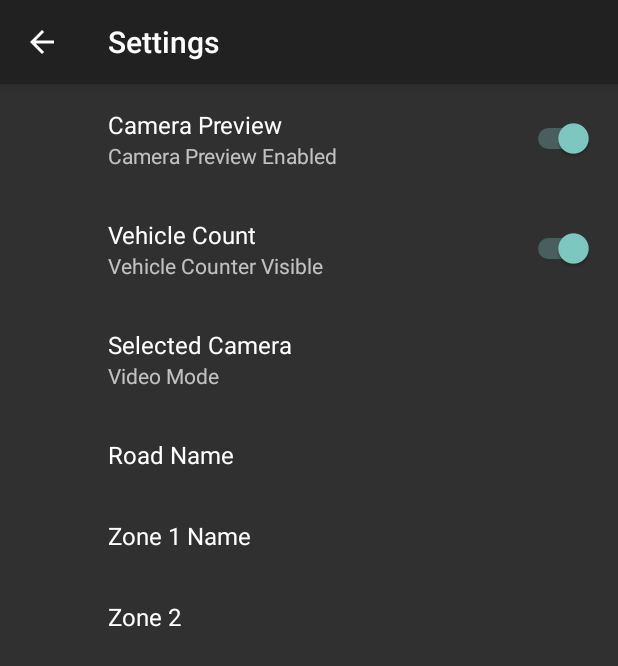
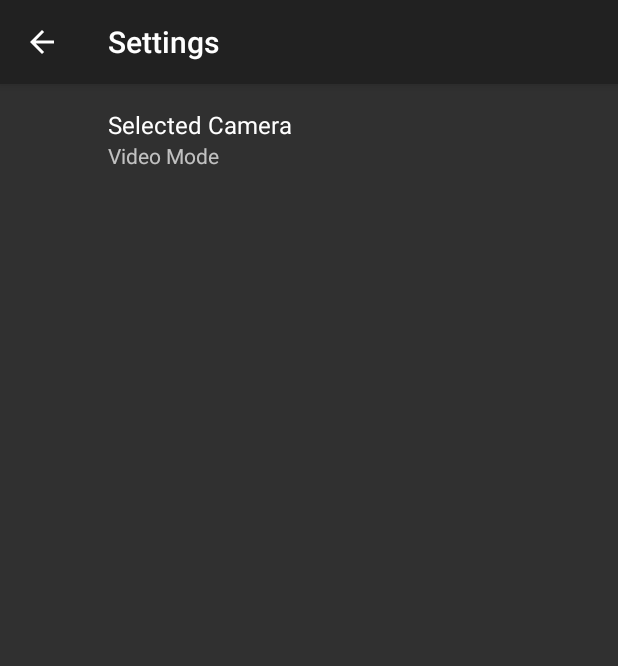
Before and after one commit to KhazanahAmericasInnovationLab/Traffic-Tracker, an Android app: the SettingsFragment screen opened directly, with no data from a screen before it, on a phone screen of 412 x 824 dp. Shown: the top 666 px of the screen. Run offline under Robolectric (Android 15) with nearby library versions, the phone set to English and light mode, and no system bars; our stand-ins replace androidx.preference.

Commit message:
Minor fixes

```diff
--- a/app/src/main/java/com/example/wmmc88/traffictracker/VideoSurfaceView.java
+++ b/app/src/main/java/com/example/wmmc88/traffictracker/VideoSurfaceView.java
@@ -18,7 +18,7 @@ public class VideoSurfaceView extends SurfaceView implements SurfaceHolder.Callb
     private static final String TAG = VideoSurfaceView.class.getSimpleName();
     private static final DecimalFormat FPS_FORMAT = new DecimalFormat("0.00");
     private static final int FPS_SAMPLE_SIZE = 50;
-    private static final double VIDEO_SPEED_FACTOR = 2;
+    private static final double VIDEO_SPEED_MULTIPLE = 1;
     final ArrayBlockingQueue<Bitmap> FRAME_BUFFER = new ArrayBlockingQueue<Bitmap>(100);//TODO reduce queue size
     LinkedList<Long> mFrameTimes = new LinkedList<Long>() {
         {
@@ -96,9 +96,9 @@ public class VideoSurfaceView extends SurfaceView implements SurfaceHolder.Callb
                     }
                 }
 
-                if (System.currentTimeMillis() - startTime < 1000 / (10 * VIDEO_SPEED_FACTOR)) { //limits to ~10 fps
+                if (System.currentTimeMillis() - startTime < 1000 / (10 * VIDEO_SPEED_MULTIPLE)) { //limits to ~10 fps
                     try {
-                        Thread.sleep((long) (1000 / (10 * VIDEO_SPEED_FACTOR) - (System.currentTimeMillis() - startTime)));
+                        Thread.sleep((long) (1000 / (10 * VIDEO_SPEED_MULTIPLE) - (System.currentTimeMillis() - startTime)));
                     } catch (InterruptedException e) {
                         Log.e(TAG, "Interrupted Exception when trying to sleep to limit fps");
                         Log.e(TAG, e.getStackTrace().toString());
--- a/app/src/main/res/values/strings.xml
+++ b/app/src/main/res/values/strings.xml
@@ -21,7 +21,7 @@
     <string name="pref_title_zone1_name">Zone 1 Name</string>
     <string name="pref_default_zone2_name">Zone 2</string>
     <string name="pref_key_zone2_label" translatable="false">zone2_label</string>
-    <string name="pref_title_zone2_name">Zone 2</string>
+    <string name="pref_title_zone2_name">Zone 2 Name</string>
     <string name="pref_default_camera_selection">0</string>
 
     <string name="arrays_cameras_video_mode">Video Mode</string>
--- a/app/src/main/res/xml/preferences.xml
+++ b/app/src/main/res/xml/preferences.xml
@@ -1,22 +1,21 @@
 <?xml version="1.0" encoding="utf-8"?>
 <PreferenceScreen xmlns:android="http://schemas.android.com/apk/res/android">
 
-    <SwitchPreference
-        android:defaultValue="@bool/pref_default_show_camera_preview"
-        android:key="@string/pref_key_show_camera_preview"
-        android:summaryOff="@string/pref_summaryOff_show_camera_preview"
-        android:summaryOn="@string/pref_summaryOn_show_camera_preview"
-        android:title="@string/pref_title_show_camera_preview" />
-    <SwitchPreference
-        android:defaultValue="@bool/pref_default_show_vehicle_count"
-        android:key="@string/pref_key_show_vehicle_count"
-        android:summaryOff="@string/pref_summaryOff_show_vehicle_count"
-        android:summaryOn="@string/pref_summaryOn_show_vehicle_count"
-        android:title="@string/pref_title_show_vehicle_count" />
+    <!--<SwitchPreference-->
+    <!--android:defaultValue="@bool/pref_default_show_camera_preview"-->
+    <!--android:key="@string/pref_key_show_camera_preview"-->
+    <!--android:summaryOff="@string/pref_summaryOff_show_camera_preview"-->
+    <!--android:summaryOn="@string/pref_summaryOn_show_camera_preview"-->
+    <!--android:title="@string/pref_title_show_camera_preview" />-->
+    <!--<SwitchPreference-->
+    <!--android:defaultValue="@bool/pref_default_show_vehicle_count"-->
+    <!--android:key="@string/pref_key_show_vehicle_count"-->
+    <!--android:summaryOff="@string/pref_summaryOff_show_vehicle_count"-->
+    <!--android:summaryOn="@string/pref_summaryOn_show_vehicle_count"-->
+    <!--android:title="@string/pref_title_show_vehicle_count" />-->
 
     <!--TODO add camera detection in main oncreate-->
     <!--TODO add camera entries and entry values -->
-
     <ListPreference
         android:defaultValue="@string/pref_default_camera_selection"
         android:dialogIcon="@android:drawable/ic_menu_camera"
@@ -26,26 +25,26 @@
         android:summary="%s"
         android:title="@string/pref_title_camera_selection" />
 
-    <EditTextPreference
-        android:defaultValue="@string/pref_default_street_label"
-        android:key="@string/pref_key_street_label"
-        android:selectAllOnFocus="true"
-        android:singleLine="true"
-        android:title="@string/pref_title_road_name" />
+    <!--<EditTextPreference-->
+    <!--android:defaultValue="@string/pref_default_street_label"-->
+    <!--android:key="@string/pref_key_street_label"-->
+    <!--android:selectAllOnFocus="true"-->
+    <!--android:singleLine="true"-->
+    <!--android:title="@string/pref_title_road_name" />-->
 
-    <EditTextPreference
-        android:defaultValue="@string/pref_default_zone1_name"
-        android:key="@string/pref_key_zone1_label"
-        android:selectAllOnFocus="true"
-        android:singleLine="true"
-        android:title="@string/pref_title_zone1_name" />
+    <!--<EditTextPreference-->
+    <!--android:defaultValue="@string/pref_default_zone1_name"-->
+    <!--android:key="@string/pref_key_zone1_label"-->
+    <!--android:selectAllOnFocus="true"-->
+    <!--android:singleLine="true"-->
+    <!--android:title="@string/pref_title_zone1_name" />-->
 
-    <EditTextPreference
-        android:defaultValue="@string/pref_default_zone2_name"
-        android:key="@string/pref_key_zone2_label"
-        android:selectAllOnFocus="true"
-        android:singleLine="true"
-        android:title="@string/pref_title_zone2_name" />
+    <!--<EditTextPreference-->
+    <!--android:defaultValue="@string/pref_default_zone2_name"-->
+    <!--android:key="@string/pref_key_zone2_label"-->
+    <!--android:selectAllOnFocus="true"-->
+    <!--android:singleLine="true"-->
+    <!--android:title="@string/pref_title_zone2_name" />-->
 
 
 </PreferenceScreen>
```
Also changed, not shown: app/src/main/java/com/example/wmmc88/traffictracker/CountingSolution.java (+7 -7 lines), app/src/main/java/com/example/wmmc88/traffictracker/KCFTrackerCountingSolution.java (+17 -0 lines).
